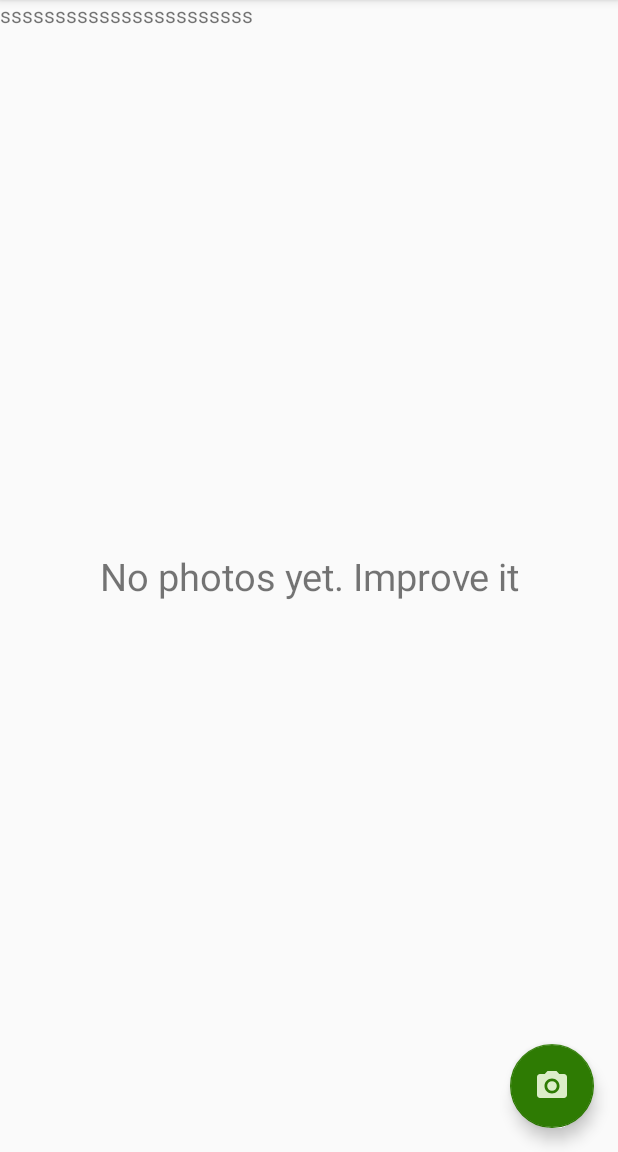
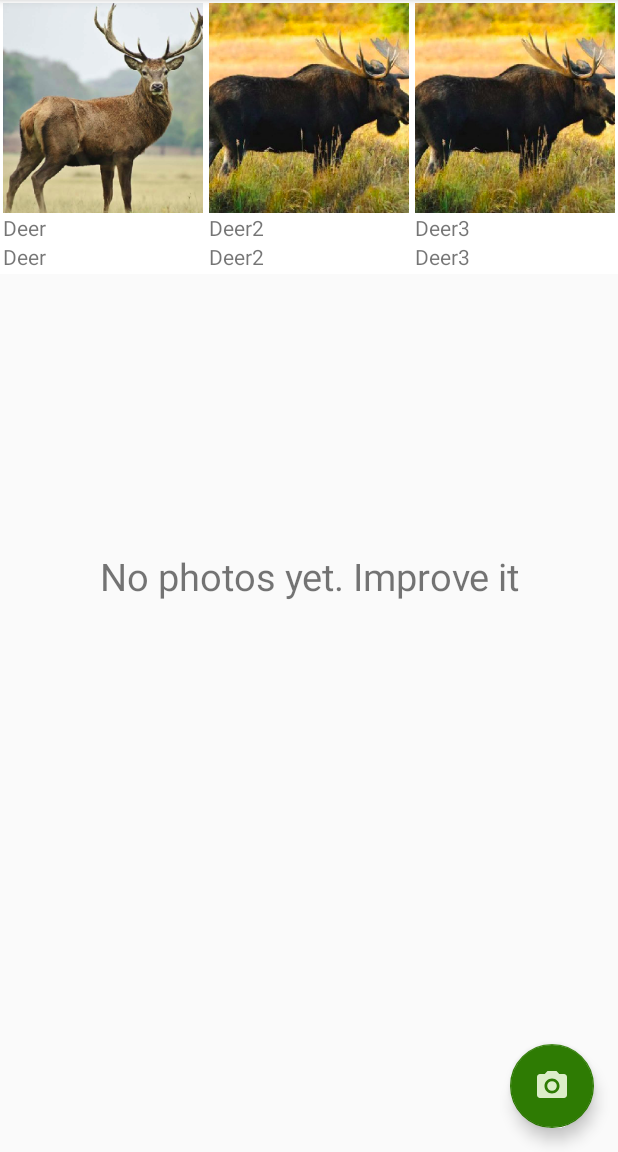
Before and after one commit to eugenywisznewecki/BELHunt, an Android app: the fragment AnimalFragment placed in its activity, on a phone screen of 412 x 824 dp, the part 84-1236 px from its top. Run offline under Robolectric (Android 15) with nearby library versions, the phone set to English and light mode, and no system bars; our stand-ins replace Firebase (no records; nobody signed in at launch, a user with empty details on screens opened directly), Timber; libraries missing offline, so code that uses them is left out: com.crashlytics.android; pictures from the network do not load; 1 statement that could not run was skipped.

Commit message:
skeleton of the calalogue

```diff
--- a/app/src/main/kotlin/bel/ink/bel/belhunt/activities/MainActivity.kt
+++ b/app/src/main/kotlin/bel/ink/bel/belhunt/activities/MainActivity.kt
@@ -16,7 +16,7 @@ import android.view.View
 import bel.ink.bel.belhunt.R
 import bel.ink.bel.belhunt.fragments.AnimalFragment
 import bel.ink.bel.belhunt.fragments.GalleryFragment
-import bel.ink.bel.belhunt.viewmodels.MainViewModel
+import bel.ink.bel.belhunt.viewmodels.GalleryViewModel
 import kotlinx.android.synthetic.main.activity_main.*
 import java.io.File
 
@@ -26,7 +26,7 @@ class MainActivity : AppCompatActivity(), NavigationView.OnNavigationItemSelecte
     //because not in activity.xml
     private lateinit var actionSettings: Toolbar
 
-    private lateinit var viewModel: MainViewModel
+    private lateinit var viewModel: GalleryViewModel
     private var countRows: Int = 3
     private lateinit var listPhotosFiles: List<File>
 
@@ -40,7 +40,7 @@ class MainActivity : AppCompatActivity(), NavigationView.OnNavigationItemSelecte
 
         actionSettings.setOnClickListener(this)
 
-        viewModel = ViewModelProviders.of(this).get(MainViewModel::class.java)
+        viewModel = ViewModelProviders.of(this).get(GalleryViewModel::class.java)
         if (!viewModel.isPlayMarker()) finish()
 
 
@@ -60,22 +60,6 @@ class MainActivity : AppCompatActivity(), NavigationView.OnNavigationItemSelecte
                 onUpdateView()
             }
         })
-
-
-        /*  imageGalleryView.setOnScrollListener(object : RecyclerView.OnScrollListener() {
-              override fun onScrolled(recyclerView: RecyclerView?, dx: Int, dy: Int) {
-                  if (dy > 0 || dy < 0 && fab.isShown()) {
-                      fab.hide()
-                  }
-              }
-
-              override fun onScrollStateChanged(recyclerView: RecyclerView?, newState: Int) {
-                  if (newState == RecyclerView.SCROLL_STATE_IDLE) {
-                      fab.show()
-                  }
-                  super.onScrollStateChanged(recyclerView, newState)
-              }
-          })*/
 
 
 
--- /dev/null
+++ b/app/src/main/kotlin/bel/ink/bel/belhunt/entities/Animal.kt
@@ -0,0 +1,8 @@
+package bel.ink.bel.belhunt.entities
+
+data class Animal (
+        var image: String,
+        val title: String,
+        val description: String
+
+)
--- a/app/src/main/kotlin/bel/ink/bel/belhunt/fragments/AnimalFragment.kt
+++ b/app/src/main/kotlin/bel/ink/bel/belhunt/fragments/AnimalFragment.kt
@@ -1,22 +1,68 @@
 package bel.ink.bel.belhunt.fragments
 
 
+import android.arch.lifecycle.Observer
+import android.arch.lifecycle.ViewModelProviders
 import android.os.Bundle
 import android.support.v4.app.Fragment
+import android.support.v7.widget.GridLayoutManager
+import android.support.v7.widget.RecyclerView
 
 import android.view.LayoutInflater
 import android.view.View
 import android.view.ViewGroup
 import bel.ink.bel.belhunt.R
+import bel.ink.bel.belhunt.entities.Animal
+import bel.ink.bel.belhunt.ui.adapters.AnimalAdapter
+import bel.ink.bel.belhunt.viewmodels.AnimalsViewModel
+import kotlinx.android.synthetic.main.amimals_fragment.*
+import kotlinx.android.synthetic.main.gallery_fragment.*
 
 class AnimalFragment: Fragment() {
 
-
     lateinit var myView: View
 
+    lateinit var mainViewModel: AnimalsViewModel
+
+    private lateinit var listAminals: List<Animal>
+
+    private lateinit var galleryAdapter: AnimalAdapter
+
+
+    override fun onActivityCreated(savedInstanceState: Bundle?) {
+        super.onActivityCreated(savedInstanceState)
+
+
+        mainViewModel = ViewModelProviders.of(this).get(AnimalsViewModel::class.java)
+
+        val liveListPhotos = mainViewModel.getLiveLisststAnimals()
+        liveListPhotos.observe(this, Observer { list ->
+            list?.let {
+                listAminals = list
+                onUpdateView()
+            }
+        })
+    }
+
     override fun onCreateView(inflater: LayoutInflater, container: ViewGroup?, savedInstanceState: Bundle?): View? {
-
-        myView = inflater.inflate(R.layout.secondlayout, container, false)
+        myView = inflater.inflate(R.layout.amimals_fragment, container, false)
         return myView
     }
+
+    override fun onResume() {
+        super.onResume()
+
+        mainViewModel.getListPath()
+    }
+
+    fun onUpdateView() {
+        galleryAdapter = AnimalAdapter(activity!!.applicationContext, listAminals)
+        recycle_animals.adapter = galleryAdapter
+        recycle_animals.layoutManager = GridLayoutManager(activity, 3) as RecyclerView.LayoutManager
+        recycle_animals.setHasFixedSize(false)
+        recycle_animals.adapter.notifyDataSetChanged()
+
+    }
+
+
 }
--- a/app/src/main/kotlin/bel/ink/bel/belhunt/fragments/GalleryFragment.kt
+++ b/app/src/main/kotlin/bel/ink/bel/belhunt/fragments/GalleryFragment.kt
@@ -4,7 +4,6 @@ import android.arch.lifecycle.Observer
 import android.arch.lifecycle.ViewModelProviders
 import android.os.Bundle
 import android.support.v4.app.Fragment
-import android.support.v4.app.FragmentActivity
 import android.support.v7.widget.GridLayoutManager
 import android.support.v7.widget.RecyclerView
 import android.view.LayoutInflater
@@ -12,9 +11,8 @@ import android.view.View
 import android.view.ViewGroup
 import bel.ink.bel.belhunt.R
 import bel.ink.bel.belhunt.ui.adapters.GalleryAdapter
-import bel.ink.bel.belhunt.viewmodels.MainViewModel
+import bel.ink.bel.belhunt.viewmodels.GalleryViewModel
 import kotlinx.android.synthetic.main.gallery_fragment.*
-import timber.log.Timber
 import java.io.File
 
 class GalleryFragment : Fragment() {
@@ -22,7 +20,7 @@ class GalleryFragment : Fragment() {
 
     lateinit var myView: View
 
-    lateinit var mainViewModel: MainViewModel
+    lateinit var mainViewModel: GalleryViewModel
 
     private lateinit var listPhotosFiles: List<File>
 
@@ -33,14 +31,14 @@ class GalleryFragment : Fragment() {
         super.onActivityCreated(savedInstanceState)
 
 
-        mainViewModel = ViewModelProviders.of(this).get(MainViewModel::class.java)
+        mainViewModel = ViewModelProviders.of(this).get(GalleryViewModel::class.java)
 
         val liveListPhotos = mainViewModel.getLiveLisststPhotos()
         liveListPhotos.observe(this, Observer { list ->
             list?.let {
                 listPhotosFiles = list
                 onUpdateView()
-                Timber.d("++ observe fragment")
+
             }
         })
     }
--- /dev/null
+++ b/app/src/main/kotlin/bel/ink/bel/belhunt/ui/adapters/AnimalAdapter.kt
@@ -0,0 +1,71 @@
+package bel.ink.bel.belhunt.ui.adapters
+
+import android.content.Context
+import android.net.Uri
+import android.support.v7.widget.RecyclerView
+import android.view.LayoutInflater
+import android.view.View
+import android.view.ViewGroup
+import android.widget.ImageView
+import android.widget.TextView
+import bel.ink.bel.belhunt.R
+import bel.ink.bel.belhunt.entities.Animal
+import bel.ink.bel.belhunt.utilits.AppRouter
+import com.bumptech.glide.Glide
+import msq.inok.bel.belhunt.util.ANIMAL_PHOTO_PATH
+import org.w3c.dom.Text
+import timber.log.Timber
+import java.io.File
+
+class AnimalAdapter(val context: Context, val animalList: List<Animal>) : RecyclerView.Adapter<AnimalAdapter.ViewHolder>() {
+
+    val appRouter by lazy { AppRouter(context) }
+
+    override fun onCreateViewHolder(parent: ViewGroup, viewType: Int): ViewHolder {
+        val view = LayoutInflater.from(parent.context).inflate(R.layout.item_animal, parent, false)
+
+        return ViewHolder(view)
+    }
+
+    override fun getItemCount() = animalList.size
+
+
+    override fun onBindViewHolder(holder: ViewHolder, position: Int) {
+        Glide.with(context)
+                .load(
+                        Uri.parse("file:///android_asset/${ANIMAL_PHOTO_PATH}/${animalList[position].image}")
+
+                        )
+                .into(holder.img)
+
+
+
+        holder.animalNale.text = animalList[position].title
+        holder.animalDescr.text = animalList[position].title
+
+        Timber.d("++ ${animalList[position]}")
+
+    }
+
+    inner class ViewHolder(val view: View) : RecyclerView.ViewHolder(view), View.OnClickListener {
+
+        val img: ImageView
+        val animalNale: TextView
+        val animalDescr: TextView
+
+
+        init {
+            img = view.findViewById<View>(R.id.img_animal) as ImageView
+            animalNale = view.findViewById<View>(R.id.animalNameView) as TextView
+            animalDescr = view.findViewById<View>(R.id.animalDescriptionName) as TextView
+
+            view.setOnClickListener(this)
+        }
+
+        override fun onClick(v: View) {
+            view.setOnClickListener {
+               /* appRouter.openDelailActivity(animalList[position], position)*/
+            }
+        }
+    }
+}
--- a/app/src/main/kotlin/bel/ink/bel/belhunt/utilits/constants.kt
+++ b/app/src/main/kotlin/bel/ink/bel/belhunt/utilits/constants.kt
@@ -20,3 +20,5 @@ const val DIRECTORY_PHOTO = "BelhuntPhotos"
 const val RC_HANDLE_GMS = 9001
 const val RC_HANDLE_CAMERA_PERM = 2
 const val GOOGLE_INTENT_ID = 9001
+
+const val ANIMAL_PHOTO_PATH = "animals"
--- /dev/null
+++ b/app/src/main/kotlin/bel/ink/bel/belhunt/viewmodels/AnimalsViewModel.kt
@@ -0,0 +1,48 @@
+package bel.ink.bel.belhunt.viewmodels
+
+import android.app.Application
+import android.arch.lifecycle.AndroidViewModel
+import android.arch.lifecycle.MutableLiveData
+import bel.ink.bel.belhunt.entities.Animal
+import bel.ink.bel.belhunt.utilits.AppRouter
+import com.crashlytics.android.Crashlytics
+import msq.inok.bel.belhunt.util.ANIMAL_PHOTO_PATH
+import timber.log.Timber
+import java.io.File
+import java.io.IOException
+
+class AnimalsViewModel(val applic: Application) : AndroidViewModel(applic) {
+
+
+    private val router by lazy { AppRouter(applic.applicationContext) }
+
+    lateinit var liveListPhotos: MutableLiveData<List<Animal>>
+
+    fun getLiveLisststAnimals(): MutableLiveData<List<Animal>> {
+        if (!this::liveListPhotos.isInitialized) {
+            liveListPhotos = MutableLiveData<List<Animal>>()
+            getListPath()
+        }
+
+        return liveListPhotos
+    }
+
+
+    fun getListPath() {
+
+        val images = applic.assets.list(ANIMAL_PHOTO_PATH)
+
+
+        Timber.d(images[0].toString())
+        val animalList = listOf(
+                Animal(images[0],"Deer", "description111"),
+                Animal(images[1],"Deer2", "description222"),
+                Animal(images[1],"Deer3", "description333")
+                )
+
+            liveListPhotos.value = animalList
+
+    }
+
+
+}
--- a/app/src/main/kotlin/bel/ink/bel/belhunt/viewmodels/MainViewModel.kt
+++ b/app/src/main/kotlin/bel/ink/bel/belhunt/viewmodels/GalleryViewModel.kt
@@ -11,7 +11,7 @@ import timber.log.Timber
 import java.io.File
 import java.io.IOException
 
-class MainViewModel(val applic: Application) : AndroidViewModel(applic) {
+class GalleryViewModel(val applic: Application) : AndroidViewModel(applic) {
 
     private val router by lazy { AppRouter(applic.applicationContext) }
     private val authFB: FirebaseAuth by lazy {
--- a/app/src/main/res/layout/secondlayout.xml
+++ b/app/src/main/res/layout/amimals_fragment.xml
@@ -1,11 +1,11 @@
-<?xml version="1.0" encoding="utf-8"?>
 <RelativeLayout xmlns:android="http://schemas.android.com/apk/res/android"
     android:layout_width="match_parent"
     android:layout_height="match_parent">
 
-    <TextView
+    <android.support.v7.widget.RecyclerView
+        android:id="@+id/recycle_animals"
         android:layout_width="match_parent"
         android:layout_height="match_parent"
-        android:text="sssssssssssssssssssssss" />
+        />
 
 </RelativeLayout>
--- /dev/null
+++ b/app/src/main/res/layout/item_animal.xml
@@ -0,0 +1,29 @@
+<?xml version="1.0" encoding="utf-8"?>
+<LinearLayout xmlns:android="http://schemas.android.com/apk/res/android"
+    android:layout_width="match_parent"
+    android:layout_height="wrap_content"
+    xmlns:tool="http://schemas.android.com/apk/res-auto"
+    android:background="#FFFFFF"
+    android:gravity="center"
+    android:orientation="vertical"
+    android:padding="2dp">
+
+    <ImageView
+        android:id="@+id/img_animal"
+        android:layout_width="140dp"
+        android:layout_height="140dp"
+        android:scaleType="centerCrop" />
+
+    <TextView
+        android:id="@+id/animalNameView"
+        android:layout_width="match_parent"
+        android:layout_height="match_parent"
+        android:text="sssss"/>
+
+    <TextView
+        android:id="@+id/animalDescriptionName"
+        android:layout_width="match_parent"
+        android:layout_height="match_parent"
+        android:text="222222222"/>
+
+</LinearLayout>
```
Also changed, not shown: 1 other file.
